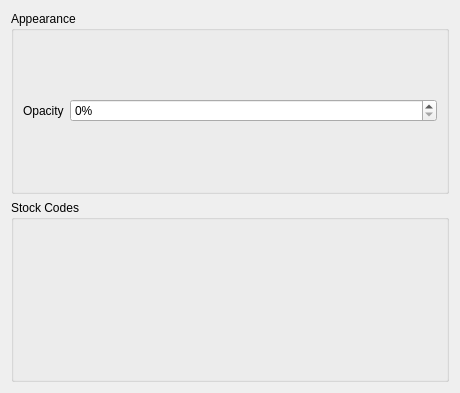
First picture: the form in applet/plasma_stock_quote_config.ui, repository fargies/plasma-stock-perf, before the edit.
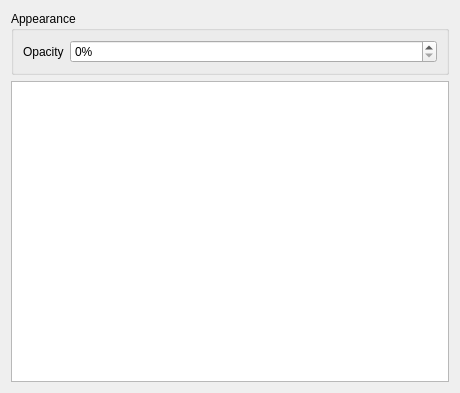
Second picture: the form after the edit. Custom widgets are drawn as their Qt base class.

Commit message: First plasma-stock-perf revision

What changed in the file:
```diff
--- a/applet/plasma_stock_quote_config.ui
+++ b/applet/plasma_stock_quote_config.ui
@@ -47,19 +47,16 @@
     </widget>
    </item>
    <item>
-    <widget class="KEditListBox" name="stockCodes">
-     <property name="title">
-      <string>Stock Codes</string>
-     </property>
+    <widget class="StockTable" name="stockTable">
     </widget>
    </item>
   </layout>
  </widget>
  <customwidgets>
   <customwidget>
-   <class>KEditListBox</class>
-   <extends>QGroupBox</extends>
-   <header>keditlistbox.h</header>
+   <class>StockTable</class>
+   <extends>QTableWidget</extends>
+   <header>stock_config.h</header>
   </customwidget>
  </customwidgets>
  <resources/>
```
The commit also changes 12 other files.
